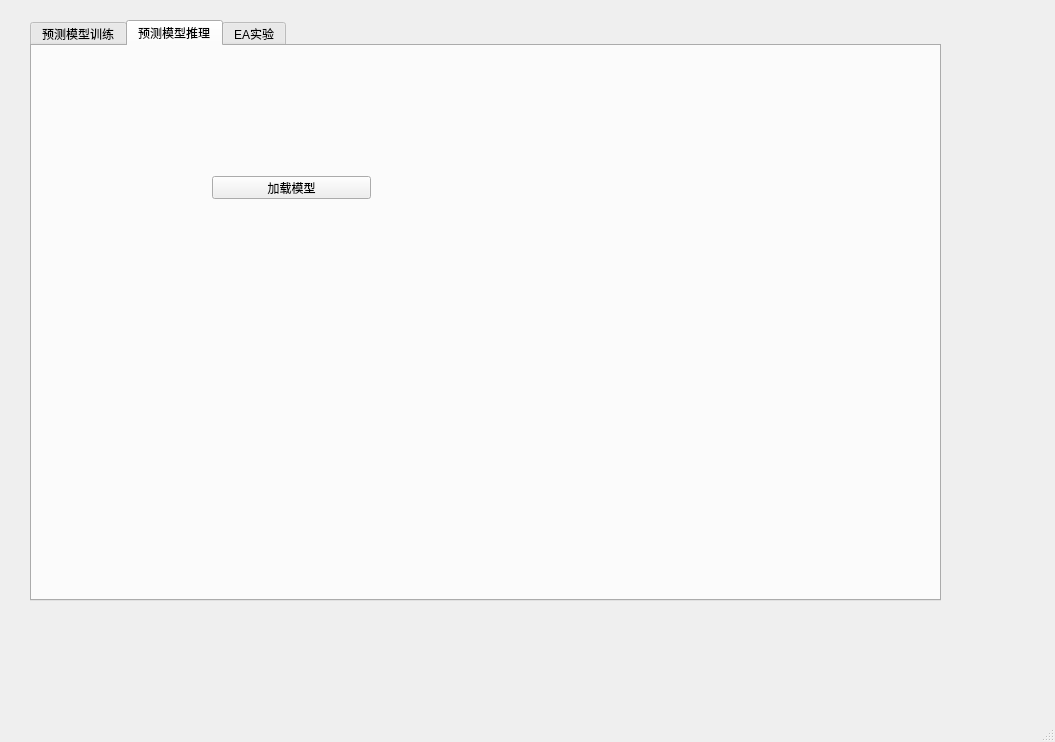
First picture: the form in ui/main_page.ui, repository Znmangosteen/EvoTool, before the edit.
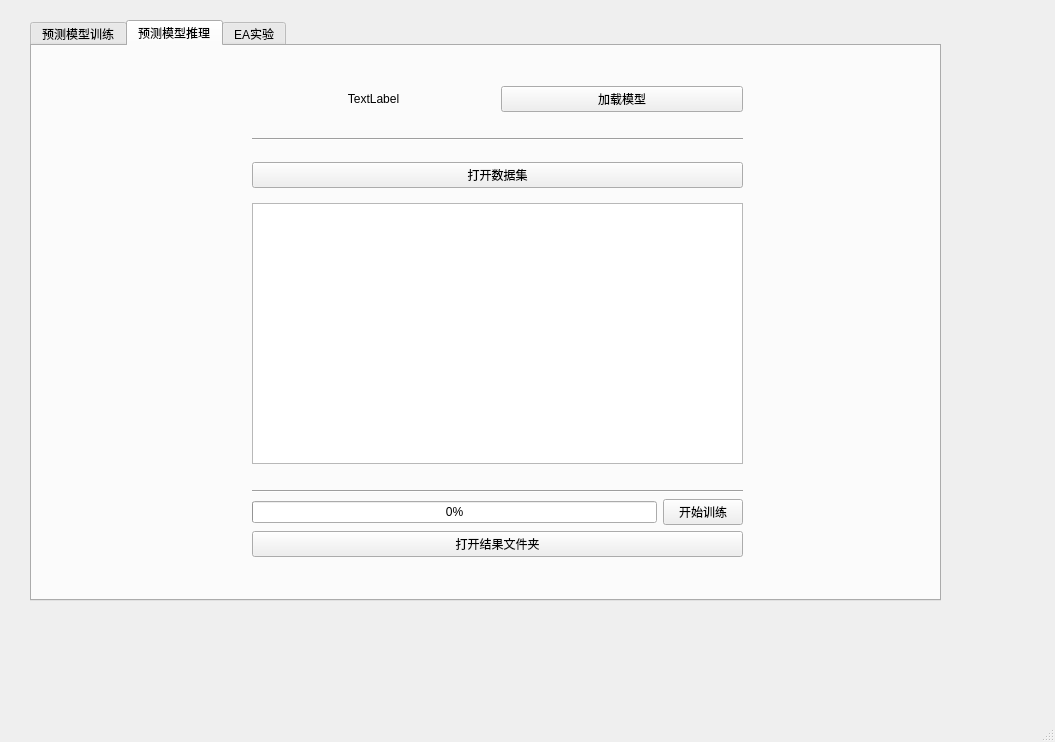
Second picture: the form after the edit. The open tabs and pages were chosen to show the change.

Commit message: model infer cont.

```diff
--- a/ui/main_page.ui
+++ b/ui/main_page.ui
@@ -212,18 +212,172 @@
      <attribute name="title">
       <string>预测模型推理</string>
      </attribute>
-     <widget class="QPushButton" name="open_model_btn">
+     <widget class="QWidget" name="">
       <property name="geometry">
        <rect>
-        <x>180</x>
-        <y>130</y>
-        <width>159</width>
-        <height>23</height>
+        <x>220</x>
+        <y>40</y>
+        <width>491</width>
+        <height>471</height>
        </rect>
       </property>
-      <property name="text">
-       <string>加载模型</string>
-      </property>
+      <layout class="QGridLayout" name="gridLayout_7">
+       <item row="4" column="0" colspan="2">
+        <widget class="Line" name="line_5">
+         <property name="orientation">
+          <enum>Qt::Horizontal</enum>
+         </property>
+        </widget>
+       </item>
+       <item row="5" column="0">
+        <spacer name="verticalSpacer_3">
+         <property name="orientation">
+          <enum>Qt::Vertical</enum>
+         </property>
+         <property name="sizeType">
+          <enum>QSizePolicy::Fixed</enum>
+         </property>
+         <property name="sizeHint" stdset="0">
+          <size>
+           <width>20</width>
+           <height>15</height>
+          </size>
+         </property>
+        </spacer>
+       </item>
+       <item row="0" column="0">
+        <widget class="QLabel" name="label">
+         <property name="sizePolicy">
+          <sizepolicy hsizetype="Preferred" vsizetype="Preferred">
+           <horstretch>0</horstretch>
+           <verstretch>0</verstretch>
+          </sizepolicy>
+         </property>
+         <property name="focusPolicy">
+          <enum>Qt::NoFocus</enum>
+         </property>
+         <property name="contextMenuPolicy">
+          <enum>Qt::NoContextMenu</enum>
+         </property>
+         <property name="layoutDirection">
+          <enum>Qt::LeftToRight</enum>
+         </property>
+         <property name="text">
+          <string>TextLabel</string>
+         </property>
+         <property name="alignment">
+          <set>Qt::AlignCenter</set>
+         </property>
+        </widget>
+       </item>
+       <item row="6" column="0" colspan="2">
+        <widget class="QPushButton" name="open_dataset_btn_2">
+         <property name="text">
+          <string>打开数据集</string>
+         </property>
+        </widget>
+       </item>
+       <item row="7" column="0">
+        <spacer name="verticalSpacer_4">
+         <property name="orientation">
+          <enum>Qt::Vertical</enum>
+         </property>
+         <property name="sizeType">
+          <enum>QSizePolicy::Fixed</enum>
+         </property>
+         <property name="sizeHint" stdset="0">
+          <size>
+           <width>20</width>
+           <height>9</height>
+          </size>
+         </property>
+        </spacer>
+       </item>
+       <item row="8" column="0" colspan="2">
+        <widget class="QTableView" name="dataset_table_2">
+         <property name="gridStyle">
+          <enum>Qt::SolidLine</enum>
+         </property>
+         <attribute name="horizontalHeaderStretchLastSection">
+          <bool>true</bool>
+         </attribute>
+         <attribute name="verticalHeaderMinimumSectionSize">
+          <number>28</number>
+         </attribute>
+        </widget>
+       </item>
+       <item row="3" column="0">
+        <spacer name="verticalSpacer">
+         <property name="orientation">
+          <enum>Qt::Vertical</enum>
+         </property>
+         <property name="sizeType">
+          <enum>QSizePolicy::Preferred</enum>
+         </property>
+         <property name="sizeHint" stdset="0">
+          <size>
+           <width>20</width>
+           <height>20</height>
+          </size>
+         </property>
+        </spacer>
+       </item>
+       <item row="0" column="1">
+        <widget class="QPushButton" name="load_model_btn">
+         <property name="text">
+          <string>加载模型</string>
+         </property>
+        </widget>
+       </item>
+       <item row="10" column="0" colspan="2">
+        <layout class="QGridLayout" name="gridLayout_3">
+         <item row="1" column="1">
+          <widget class="QPushButton" name="infer_btn">
+           <property name="text">
+            <string>开始训练</string>
+           </property>
+          </widget>
+         </item>
+         <item row="2" column="0" colspan="2">
+          <widget class="QPushButton" name="infer_open_result_btn">
+           <property name="text">
+            <string>打开结果文件夹</string>
+           </property>
+          </widget>
+         </item>
+         <item row="1" column="0">
+          <widget class="QProgressBar" name="infer_progressBar">
+           <property name="value">
+            <number>0</number>
+           </property>
+          </widget>
+         </item>
+         <item row="0" column="0" colspan="2">
+          <widget class="Line" name="line_6">
+           <property name="orientation">
+            <enum>Qt::Horizontal</enum>
+           </property>
+          </widget>
+         </item>
+        </layout>
+       </item>
+       <item row="9" column="0">
+        <spacer name="verticalSpacer_2">
+         <property name="orientation">
+          <enum>Qt::Vertical</enum>
+         </property>
+         <property name="sizeType">
+          <enum>QSizePolicy::Preferred</enum>
+         </property>
+         <property name="sizeHint" stdset="0">
+          <size>
+           <width>20</width>
+           <height>20</height>
+          </size>
+         </property>
+        </spacer>
+       </item>
+      </layout>
      </widget>
     </widget>
     <widget class="QWidget" name="EA_train">
```
Left out of the diff: 2 changed lines with no effect on the pictures. The commit also changes 5 other files.
